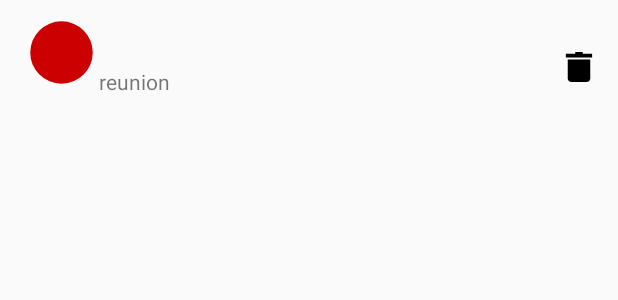
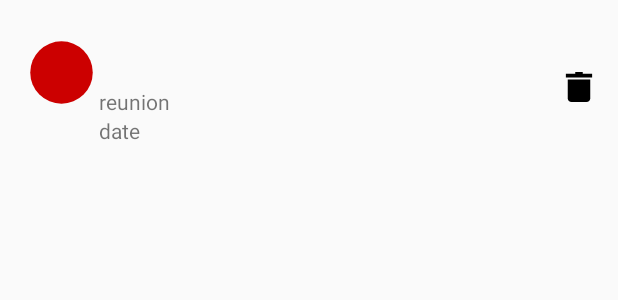
Before and after one commit to Philippeclass/P4_ANDROID_OC, an Android app: the layout fragment_meeting.xml on its own in the app's theme, with its tools: preview values and no code run, on a phone screen of 412 x 824 dp. Shown: the top 300 px of the screen. Run offline under Robolectric (Android 15) with nearby library versions, the phone set to English and light mode, and no system bars.

Commit message:
Sort by Date and InstruTest with sucess

```diff
--- a/app/src/main/res/layout/fragment_meeting.xml
+++ b/app/src/main/res/layout/fragment_meeting.xml
@@ -43,7 +43,15 @@
     app:layout_constraintStart_toEndOf="@+id/item_list_avatar"
     android:gravity="start"
     />
-
+    <TextView
+        android:layout_width="wrap_content"
+        android:layout_height="wrap_content"
+        android:text="date"
+        android:id="@+id/place_date"
+        app:layout_constraintTop_toBottomOf="@id/place_text"
+        app:layout_constraintStart_toEndOf="@+id/item_list_avatar"
+        android:gravity="start"
+        />
 
     <ImageButton
         android:id="@+id/item_list_delete_button"
```
Also changed, not shown: app/src/main/java/com/philippe/mareu/service/DummyMeetingGenerator.java (+12 -2 lines), app/src/main/java/com/philippe/mareu/ui/AddMeetingFragment.java (+15 -13 lines), app/src/main/java/com/philippe/mareu/ui/MeetingRecyclerViewAdapter.java (+3 -4 lines), 2 other files.
